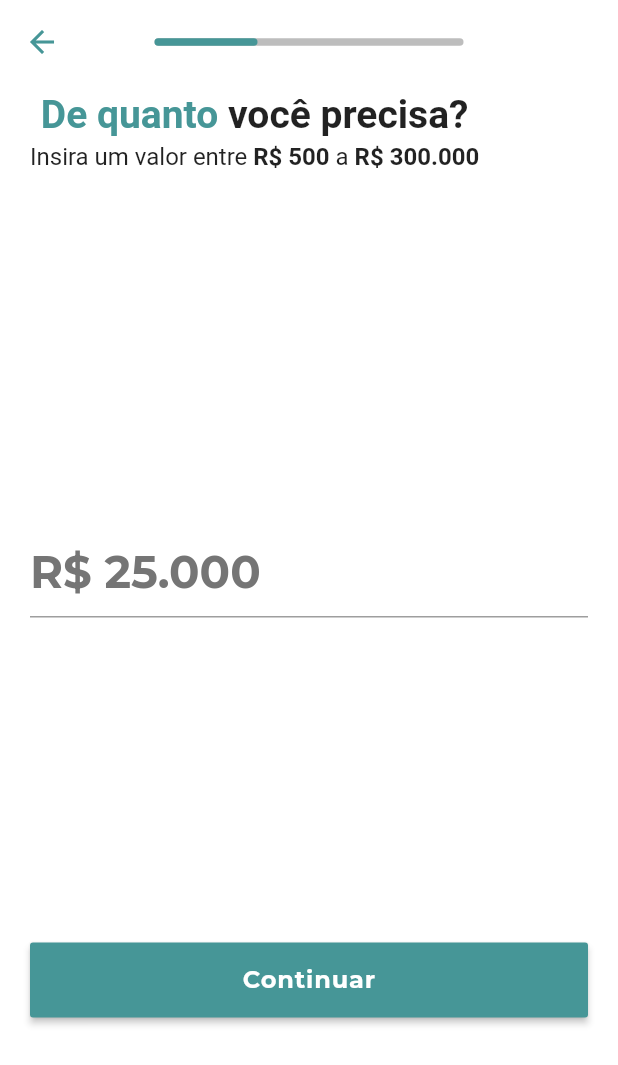
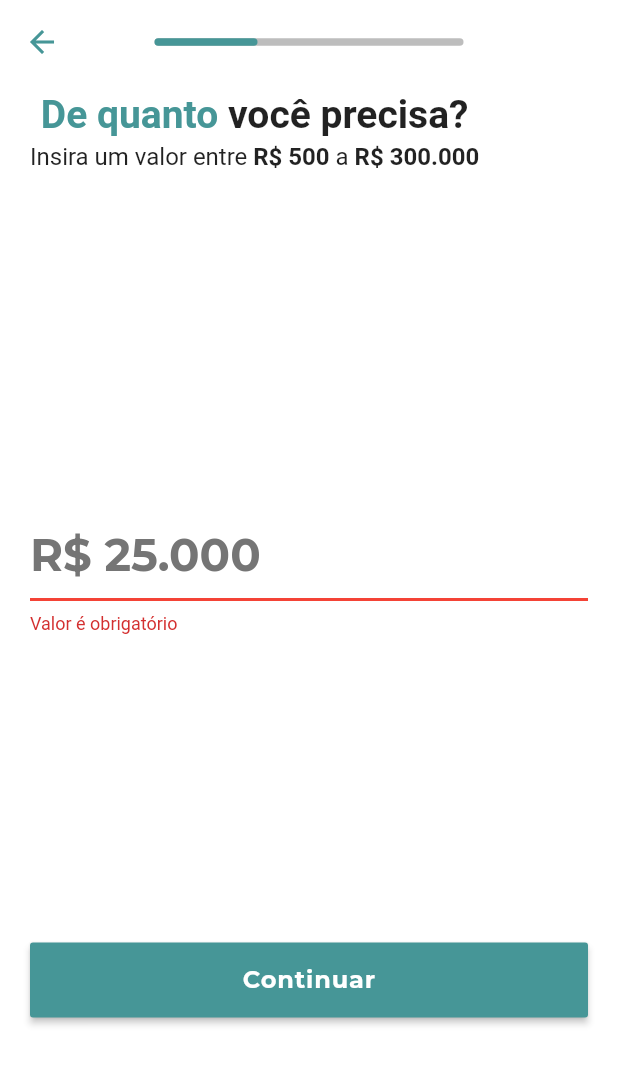
Before and after one commit to Harinson/credit-simulator, a Flutter app: the FirstStepPage screen opened by its route, on a phone screen of 412 x 824 dp. Shown: the top 1065 px of the screen. Run offline on Flutter 3.47's test engine with Material 2 defaults, Android fonts, the phone set to English and light mode, and no system bars; our stand-ins replace currency_text_input_formatter, flutter_modular, google_fonts, shared_preferences; accounts and stored records are empty.

Commit message:
feat(first-step): funcional and save value

```diff
--- a/lib/core/modules/app_module.dart
+++ b/lib/core/modules/app_module.dart
@@ -1,6 +1,7 @@
 import 'package:flutter_modular/flutter_modular.dart';
 
 import '../../presenter/pages/first_step/first_step_page.dart';
+import '../../presenter/pages/first_step/first_step_state.dart';
 import '../../presenter/pages/home/home_page.dart';
 import '../../presenter/pages/home/home_state.dart';
 import '../../presenter/pages/second_step/second_step_page.dart';
@@ -10,6 +11,9 @@ class AppModule extends Module {
   List<Bind> get binds => [
         Bind(
           (i) => HomeState(),
+        ),
+        Bind(
+          (i) => FirstStepState(),
         ),
       ];
 
--- a/lib/presenter/components/text_field_component.dart
+++ b/lib/presenter/components/text_field_component.dart
@@ -51,6 +51,7 @@ class TextFieldComponent extends StatelessWidget {
           ),
         ),
         TextFormField(
+          autovalidateMode: AutovalidateMode.always,
           onChanged: onChanged,
           validator: validator,
           textInputAction: textInputAction,
--- a/lib/presenter/pages/first_step/first_step_page.dart
+++ b/lib/presenter/pages/first_step/first_step_page.dart
@@ -1,15 +1,23 @@
+import 'package:currency_text_input_formatter/currency_text_input_formatter.dart';
 import 'package:flutter/material.dart';
 import 'package:flutter_modular/flutter_modular.dart';
 import 'package:google_fonts/google_fonts.dart';
 
+import '../../../core/presenter/app_state.dart';
 import '../../components/bottom_buttom_component.dart';
 import '../../components/progress_bar_component.dart';
 import '../../theme/app_theme.dart';
+import 'first_step_state.dart';
 import 'widgets/first_step_title_widget.dart';
 
-class FirstStepPage extends StatelessWidget {
+class FirstStepPage extends StatefulWidget {
   const FirstStepPage({Key? key}) : super(key: key);
 
+  @override
+  State<FirstStepPage> createState() => _FirstStepPageState();
+}
+
+class _FirstStepPageState extends AppState<FirstStepPage, FirstStepState> {
   @override
   Widget build(BuildContext context) {
     double progress = MediaQuery.of(context).size.width / 2;
@@ -28,6 +36,8 @@ class FirstStepPage extends StatelessWidget {
       body: SingleChildScrollView(
         child: Padding(
           padding: const EdgeInsets.symmetric(horizontal: 20),
+          child: Form(
+            key: state.formKey,
             child: Column(
               crossAxisAlignment: CrossAxisAlignment.start,
               children: [
@@ -38,9 +48,14 @@ class FirstStepPage extends StatelessWidget {
                   child: Column(
                     mainAxisAlignment: MainAxisAlignment.center,
                     children: [
-                    TextField(
+                      TextFormField(
+                        validator: (value) => state.validateAmount(value),
                         cursorColor: AppTheme.primary,
                         keyboardType: TextInputType.number,
+                        autovalidateMode: AutovalidateMode.always,
+                        inputFormatters: [
+                          state.formatterAmount,
+                        ],
                         style: GoogleFonts.montserrat(
                           fontWeight: FontWeight.bold,
                           fontSize: 30,
@@ -74,11 +89,10 @@ class FirstStepPage extends StatelessWidget {
                 ),
                 BottomButtomComponent(
                   text: 'Continuar',
-                onPressed: () {
-                  Modular.to.pushNamed('/second-step');
-                },
+                  onPressed: () async => state.nextPage(),
                 ),
               ],
+            ),
           ),
         ),
       ),
--- /dev/null
+++ b/lib/presenter/pages/first_step/first_step_state.dart
@@ -0,0 +1,38 @@
+import 'package:currency_text_input_formatter/currency_text_input_formatter.dart';
+import 'package:flutter/material.dart';
+import 'package:flutter_modular/flutter_modular.dart';
+import 'package:shared_preferences/shared_preferences.dart';
+
+class FirstStepState extends ChangeNotifier {
+  final formKey = GlobalKey<FormState>();
+  final formatterAmount = CurrencyTextInputFormatter(
+    decimalDigits: 2,
+    locale: 'pt_BR',
+    symbol: 'R\$',
+  );
+
+  String? validateAmount(String? value) {
+    if (value!.trim().isEmpty) {
+      return 'Valor é obrigatório';
+    }
+    if (formatterAmount.getUnformattedValue() < 500) {
+      return 'Valor mínimo de R\$500';
+    }
+    if (formatterAmount.getUnformattedValue() > 300000) {
+      return 'Valor máximo de R\$300.000';
+    }
+    return null;
+  }
+
+  Future<void> nextPage() async {
+    if (formKey.currentState!.validate()) {
+      await saveValues();
+      Modular.to.pushNamed('/second-step');
+    }
+  }
+
+  Future<void> saveValues() async {
+    final prefs = await SharedPreferences.getInstance();
+    prefs.setDouble('amount', formatterAmount.getUnformattedValue().toDouble());
+  }
+}
--- a/pubspec.yaml
+++ b/pubspec.yaml
@@ -37,6 +37,7 @@ dependencies:
   flutter_modular: ^5.0.3
   google_fonts: ^3.0.1
   shared_preferences: ^2.0.15
+  currency_text_input_formatter: ^2.1.7
 
 dev_dependencies:
   flutter_test:
```
Also changed, not shown: pubspec.lock. Lines whose indentation alone changed are shown as unchanged.
